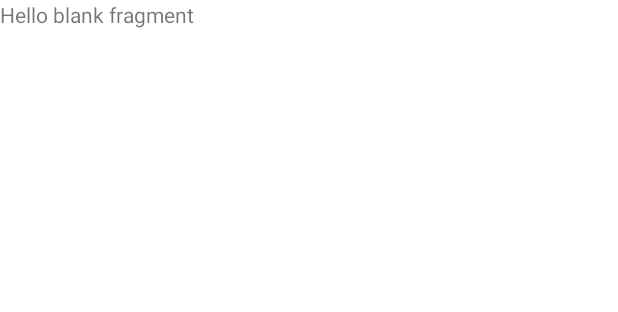
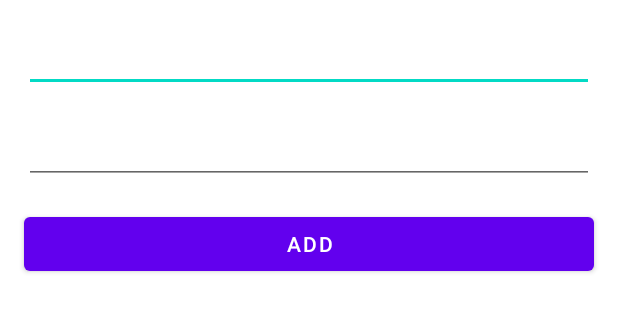
Before and after one commit to DaniilBykau/NotesMVVM, an Android app: the layout fragment_add_new_note.xml on its own in the app's theme, with its tools: preview values and no code run, on a phone screen of 412 x 824 dp. Shown: the top 312 px of the screen. Run offline under Robolectric (Android 15) with nearby library versions, the phone set to English and light mode, and no system bars.

Commit message:
viewBinding + part of ui

```diff
--- a/app/build.gradle
+++ b/app/build.gradle
@@ -8,6 +8,7 @@ android {
     buildToolsVersion "30.0.3"
 
     defaultConfig {
+        viewBinding.enabled = true
         applicationId "com.example.notes"
         minSdkVersion 21
         targetSdkVersion 30
@@ -46,9 +47,6 @@ dependencies {
     androidTestImplementation 'androidx.test.ext:junit:1.1.3'
     androidTestImplementation 'androidx.test.espresso:espresso-core:3.4.0'
 
-    // Java language implementation
-    implementation("androidx.navigation:navigation-fragment:$nav_version")
-    implementation("androidx.navigation:navigation-ui:$nav_version")
 
     // Kotlin
     implementation("androidx.navigation:navigation-fragment-ktx:$nav_version")
@@ -61,5 +59,4 @@ dependencies {
     androidTestImplementation("androidx.navigation:navigation-testing:$nav_version")
 
     // Jetpack Compose Integration
-    implementation("androidx.navigation:navigation-compose:2.4.0-alpha08")
 }
--- /dev/null
+++ b/app/src/main/java/com/example/notes/utilits/Constants.kt
@@ -0,0 +1,5 @@
+package com.example.notes.utilits
+
+import com.example.notes.MainActivity
+
+lateinit var APP_ACTIVITY:MainActivity
--- /dev/null
+++ b/app/src/main/res/drawable/ic_add_24.xml
@@ -0,0 +1,5 @@
+<vector android:height="24dp" android:tint="#FFFFFF"
+    android:viewportHeight="24" android:viewportWidth="24"
+    android:width="24dp" xmlns:android="http://schemas.android.com/apk/res/android">
+    <path android:fillColor="@android:color/white" android:pathData="M19,13h-6v6h-2v-6H5v-2h6V5h2v6h6v2z"/>
+</vector>
--- /dev/null
+++ b/app/src/main/res/drawable/ic_delete_24.xml
@@ -0,0 +1,5 @@
+<vector android:height="24dp" android:tint="#FFFFFF"
+    android:viewportHeight="24" android:viewportWidth="24"
+    android:width="24dp" xmlns:android="http://schemas.android.com/apk/res/android">
+    <path android:fillColor="@android:color/white" android:pathData="M6,19c0,1.1 0.9,2 2,2h8c1.1,0 2,-0.9 2,-2V7H6v12zM19,4h-3.5l-1,-1h-5l-1,1H5v2h14V4z"/>
+</vector>
--- /dev/null
+++ b/app/src/main/res/drawable/ic_exit_24.xml
@@ -0,0 +1,5 @@
+<vector android:height="24dp" android:tint="#FFFFFF"
+    android:viewportHeight="24" android:viewportWidth="24"
+    android:width="24dp" xmlns:android="http://schemas.android.com/apk/res/android">
+    <path android:fillColor="@android:color/white" android:pathData="M10.09,15.59L11.5,17l5,-5 -5,-5 -1.41,1.41L12.67,11H3v2h9.67l-2.58,2.59zM19,3H5c-1.11,0 -2,0.9 -2,2v4h2V5h14v14H5v-4H3v4c0,1.1 0.89,2 2,2h14c1.1,0 2,-0.9 2,-2V5c0,-1.1 -0.9,-2 -2,-2z"/>
+</vector>
--- a/app/src/main/res/layout/fragment_add_new_note.xml
+++ b/app/src/main/res/layout/fragment_add_new_note.xml
@@ -1,14 +1,46 @@
 <?xml version="1.0" encoding="utf-8"?>
-<FrameLayout xmlns:android="http://schemas.android.com/apk/res/android"
+<androidx.constraintlayout.widget.ConstraintLayout xmlns:android="http://schemas.android.com/apk/res/android"
+    xmlns:app="http://schemas.android.com/apk/res-auto"
     xmlns:tools="http://schemas.android.com/tools"
     android:layout_width="match_parent"
     android:layout_height="match_parent"
     tools:context=".screens.AddNewNoteFragment">
 
-    <!-- TODO: Update blank fragment layout -->
-    <TextView
+
+    <EditText
+        android:id="@+id/edit_text_name"
         android:layout_width="match_parent"
-        android:layout_height="match_parent"
-        android:text="@string/hello_blank_fragment" />
+        android:layout_height="wrap_content"
+        app:layout_constraintEnd_toEndOf="parent"
+        app:layout_constraintTop_toTopOf="parent"
+        app:layout_constraintStart_toStartOf="parent"
+        android:inputType="text"
+        tools:ignore="LabelFor"
+        android:layout_margin="@dimen/default_margin"
+        android:autofillHints="name" />
 
-</FrameLayout>
+    <EditText
+        android:id="@+id/edit_text_text"
+        android:layout_width="match_parent"
+        android:layout_height="wrap_content"
+        app:layout_constraintTop_toBottomOf="@+id/edit_text_name"
+        app:layout_constraintEnd_toEndOf="parent"
+        app:layout_constraintStart_toStartOf="parent"
+        android:inputType="text"
+        tools:ignore="LabelFor"
+        android:layout_margin="@dimen/default_margin"
+        android:autofillHints="text" />
+
+
+    <Button
+        android:id="@+id/button_add_note"
+        android:layout_width="match_parent"
+        android:layout_height="wrap_content"
+        android:text="@string/btn_add_note"
+        app:layout_constraintTop_toBottomOf="@id/edit_text_text"
+        app:layout_constraintStart_toStartOf="parent"
+        app:layout_constraintEnd_toEndOf="parent"
+        android:layout_margin="@dimen/default_margin"/>
+
+
+</androidx.constraintlayout.widget.ConstraintLayout>
--- a/app/src/main/res/navigation/navigation_graph.xml
+++ b/app/src/main/res/navigation/navigation_graph.xml
@@ -3,7 +3,7 @@
     xmlns:app="http://schemas.android.com/apk/res-auto"
     xmlns:tools="http://schemas.android.com/tools"
     android:id="@+id/navigation_graph"
-    app:startDestination="@id/addNewNoteFragment">
+    app:startDestination="@id/startFragment">
 
     <fragment
         android:id="@+id/addNewNoteFragment"
--- a/app/src/main/res/values/strings.xml
+++ b/app/src/main/res/values/strings.xml
@@ -2,4 +2,8 @@
     <string name="app_name">Notes</string>
     <!-- TODO: Remove or change this placeholder text -->
     <string name="hello_blank_fragment">Hello blank fragment</string>
+    <string name="btn_add_note">Add</string>
+    <string name="start_fragment_choose">Choose?</string>
+    <string name="text_room">ROOM</string>
+    <string name="title">Notes</string>
 </resources>
--- /dev/null
+++ b/app/src/main/res/values/styles.xml
@@ -0,0 +1,4 @@
+<?xml version="1.0" encoding="utf-8"?>
+<resources>
+
+</resources>
--- a/app/src/main/res/values/themes.xml
+++ b/app/src/main/res/values/themes.xml
@@ -1,6 +1,6 @@
 <resources xmlns:tools="http://schemas.android.com/tools">
     <!-- Base application theme. -->
-    <style name="Theme.Notes" parent="Theme.MaterialComponents.DayNight.DarkActionBar">
+    <style name="Theme.Notes" parent="Theme.MaterialComponents.DayNight.NoActionBar">
         <!-- Primary brand color. -->
         <item name="colorPrimary">@color/purple_500</item>
         <item name="colorPrimaryVariant">@color/purple_700</item>
```
Also changed, not shown: app/src/main/java/com/example/notes/MainActivity.kt (+25 -1 lines), app/src/main/res/layout/activity_main.xml (+19 -6 lines), app/src/main/res/layout/fragment_blank.xml (deleted, +0 -14 lines), app/src/main/res/layout/fragment_main.xml (+25 -5 lines), app/src/main/res/layout/fragment_note.xml (+28 -5 lines), app/src/main/res/layout/fragment_start.xml (+23 -5 lines), app/src/main/res/layout/note_item.xml (added, +51 -0 lines), app/src/main/res/menu/main_action_menu.xml (added, +9 -0 lines), app/src/main/res/menu/note_action_menu.xml (added, +9 -0 lines), app/src/main/res/values/dimens.xml (added, +9 -0 lines).
